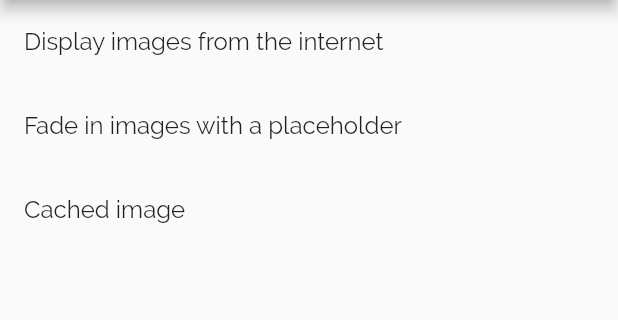
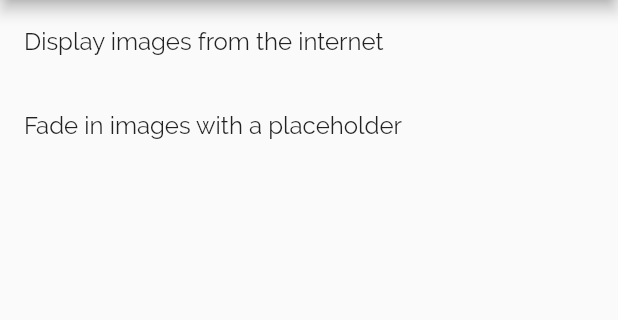
Before and after one commit to MudOnTire/flutter_demos, a Flutter app: the ImageDemos screen opened by its route, on a phone screen of 412 x 824 dp, the part 84-404 px from its top. Run offline on Flutter 3.47's test engine with Material 2 defaults, Android fonts, the phone set to English and light mode, and no system bars; our stand-ins replace transparent_image.

Commit message:
隐藏CachedImage demo

```diff
--- a/lib/main.dart
+++ b/lib/main.dart
@@ -19,7 +19,7 @@ import 'package:flutter_layout_demo/pages/gesture/HandleTaps.dart';
 import 'package:flutter_layout_demo/pages/gesture/SwipeDissmiss.dart';
 import 'package:flutter_layout_demo/pages/gesture/TouchRipples.dart';
 import 'package:flutter_layout_demo/pages/home.dart';
-import 'package:flutter_layout_demo/pages/image/CachedImage.dart';
+// import 'package:flutter_layout_demo/pages/image/CachedImage.dart';
 import 'package:flutter_layout_demo/pages/image/Demos.dart';
 import 'package:flutter_layout_demo/pages/image/FadeInImage.dart';
 import 'package:flutter_layout_demo/pages/image/InternetImage.dart';
@@ -69,12 +69,13 @@ class MyApp extends StatelessWidget {
           '/image': (context) => ImageDemos(),
           '/image/from-internet': (context) => InternetImageApp(),
           '/image/fade-in-image': (context) => FadeInImageApp(),
-          '/image/cached-image': (context) => CachedImageApp(),
+          // '/image/cached-image': (context) => CachedImageApp(),
           // List
           '/list': (context) => ListDemos(),
           '/list/use-list': (context) => UseListApp(),
           '/list/horizontal-list': (context) => HorizontalListApp(),
           '/list/grid-list': (context) => GridListApp(),
+          // '/list/different-item-list': (context) => DifferentItemListApp(),
           // animation
           '/animation': (context) => AnimationDemos(),
           '/animation/page-transition': (context) => RTScreenOne(),
--- a/lib/pages/image/Demos.dart
+++ b/lib/pages/image/Demos.dart
@@ -19,12 +19,12 @@ class ImageDemos extends StatelessWidget {
               Navigator.pushNamed(context, '/image/fade-in-image');
             },
           ),
-          ListTile(
-            title: Text('Cached image'),
-            onTap: () {
-              Navigator.pushNamed(context, '/image/cached-image');
-            },
-          )
+          // ListTile(
+          //   title: Text('Cached image'),
+          //   onTap: () {
+          //     Navigator.pushNamed(context, '/image/cached-image');
+          //   },
+          // )
         ],
       ),
     );
--- a/lib/pages/list/Demos.dart
+++ b/lib/pages/list/Demos.dart
@@ -25,6 +25,12 @@ class ListDemos extends StatelessWidget {
               Navigator.pushNamed(context, '/list/grid-list');
             },
           ),
+          ListTile(
+            title: Text('List with different types of items'),
+            onTap: () {
+              Navigator.pushNamed(context, '/list/different-item-list');
+            },
+          ),
         ],
       ),
     );
--- a/pubspec.yaml
+++ b/pubspec.yaml
@@ -25,7 +25,7 @@ dependencies:
   cupertino_icons: ^0.1.2
   http: 0.12.0+2
   transparent_image: ^1.0.0
-  cached_network_image: ^1.1.1
+  # cached_network_image: ^1.1.1
 
 dev_dependencies:
   flutter_test:
```
Also changed, not shown: lib/pages/image/CachedImage.dart (+18 -18 lines), pubspec.lock.
